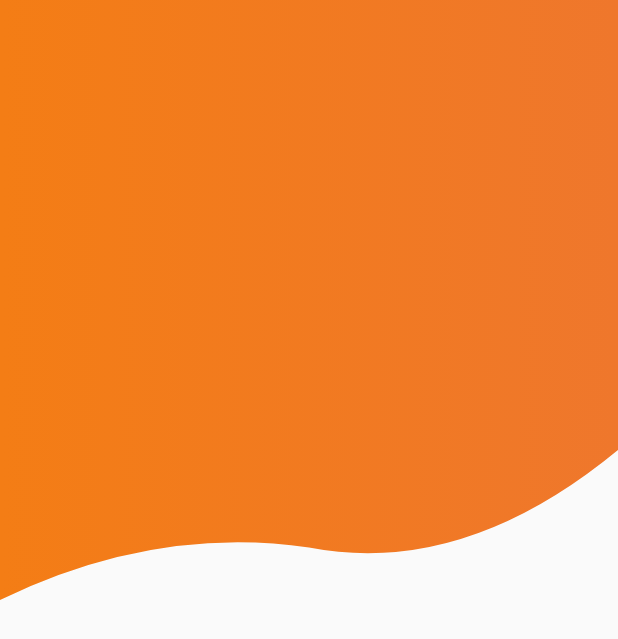
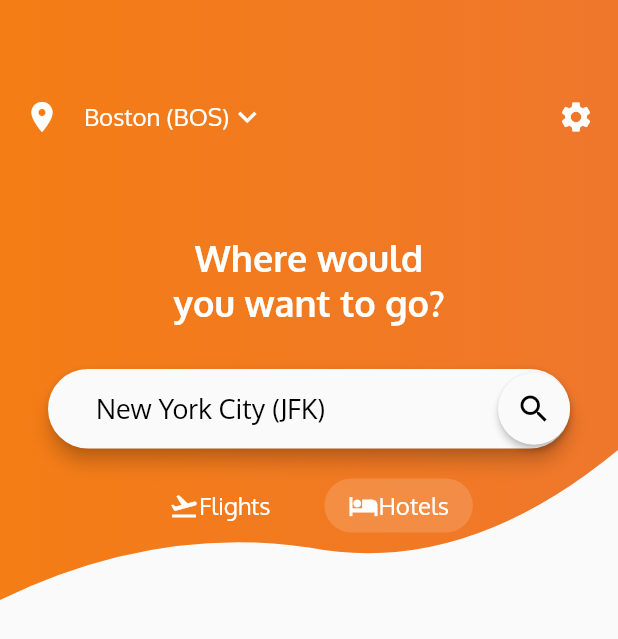
Before and after one commit to FlorianBouron/flight-list-app, a Flutter app: the screen it shows after launch, on a phone screen of 412 x 824 dp. Shown: the top 639 px of the screen. Run offline on Flutter 3.47's test engine with Material 2 defaults, Android fonts, the phone set to English and light mode, and no system bars.

Commit message:
Add home screen top content

```diff
--- /dev/null
+++ b/lib/data/locations.dart
@@ -0,0 +1,4 @@
+List<String> locations = [
+  'Boston (BOS)',
+  'New York City (JFK)',
+];
--- a/lib/main.dart
+++ b/lib/main.dart
@@ -1,6 +1,7 @@
 import 'package:flutter/material.dart';
 
 import './screens/home_screen.dart';
+import './style.dart';
 
 void main() => runApp(MyApp());
 
@@ -10,6 +11,7 @@ class MyApp extends StatelessWidget {
     return MaterialApp(
       title: 'Flight List',
       home: HomeScreen(),
+      theme: AppTheme.theme,
     );
   }
 }
--- a/lib/screens/home_screen_top.dart
+++ b/lib/screens/home_screen_top.dart
@@ -1,7 +1,9 @@
-import 'package:flight_list_app/style.dart';
-import "package:flutter/material.dart";
+import 'package:flutter/material.dart';
 
 import '../widgets/custom_shape_clipper.dart';
+import '../widgets/choice_chip.dart';
+import '../data/locations.dart';
+import '../style.dart';
 
 class HomeScreenTop extends StatefulWidget {
   @override
@@ -9,6 +11,9 @@ class HomeScreenTop extends StatefulWidget {
 }
 
 class _HomeScreenTopState extends State<HomeScreenTop> {
+  int selectedLocationIndex = 0;
+  bool isFlightSelected = false;
+
   @override
   Widget build(BuildContext context) {
     return Stack(
@@ -25,6 +30,136 @@ class _HomeScreenTopState extends State<HomeScreenTop> {
                 ],
               ),
             ),
+            child: Column(
+              children: <Widget>[
+                SizedBox(height: 50),
+                Padding(
+                  padding: const EdgeInsets.all(16.0),
+                  child: Row(
+                    children: <Widget>[
+                      Icon(
+                        Icons.location_on,
+                        color: Colors.white,
+                      ),
+                      SizedBox(width: 16),
+                      PopupMenuButton(
+                        onSelected: (index) {
+                          setState(() {
+                            selectedLocationIndex = index;
+                          });
+                        },
+                        child: Row(
+                          children: <Widget>[
+                            Text(
+                              locations[selectedLocationIndex],
+                              style: AppTheme.dropDownLabelStyle,
+                            ),
+                            Icon(
+                              Icons.keyboard_arrow_down,
+                              color: Colors.white,
+                            )
+                          ],
+                        ),
+                        itemBuilder: (BuildContext context) =>
+                            <PopupMenuItem<int>>[
+                          PopupMenuItem(
+                            child: Text(
+                              locations[0],
+                              style: AppTheme.dropDownMenuItemStyle,
+                            ),
+                            value: 0,
+                          ),
+                          PopupMenuItem(
+                            child: Text(
+                              locations[1],
+                              style: AppTheme.dropDownMenuItemStyle,
+                            ),
+                            value: 1,
+                          ),
+                        ],
+                      ),
+                      Spacer(),
+                      Icon(
+                        Icons.settings,
+                        color: Colors.white,
+                      )
+                    ],
+                  ),
+                ),
+                SizedBox(
+                  height: 50.0,
+                ),
+                Text(
+                  'Where would\nyou want to go?',
+                  style: AppTheme.titleStyle,
+                  textAlign: TextAlign.center,
+                ),
+                SizedBox(
+                  height: 30.0,
+                ),
+                Padding(
+                  padding: EdgeInsets.symmetric(horizontal: 32.0),
+                  child: Material(
+                    elevation: 5.0,
+                    borderRadius: BorderRadius.all(Radius.circular(30.0)),
+                    child: TextField(
+                      controller: TextEditingController(text: locations[1]),
+                      style: AppTheme.dropDownMenuItemStyle,
+                      cursorColor: AppTheme.primaryColor,
+                      decoration: InputDecoration(
+                        contentPadding: EdgeInsets.symmetric(
+                          horizontal: 32,
+                          vertical: 15,
+                        ),
+                        suffixIcon: Material(
+                          elevation: 2.0,
+                          borderRadius: BorderRadius.all(
+                            Radius.circular(30.0),
+                          ),
+                          child: Icon(
+                            Icons.search,
+                            color: Colors.black,
+                          ),
+                        ),
+                        border: InputBorder.none,
+                      ),
+                    ),
+                  ),
+                ),
+                SizedBox(height: 20),
+                Row(
+                  mainAxisSize: MainAxisSize.min,
+                  mainAxisAlignment: MainAxisAlignment.spaceAround,
+                  children: <Widget>[
+                    InkWell(
+                      onTap: () {
+                        setState(() {
+                          isFlightSelected = true;
+                        });
+                      },
+                      child: ChoiceChipWidget(
+                        Icons.flight_takeoff,
+                        "Flights",
+                        isFlightSelected,
+                      ),
+                    ),
+                    SizedBox(width: 20),
+                    InkWell(
+                      onTap: () {
+                        setState(() {
+                          isFlightSelected = false;
+                        });
+                      },
+                      child: ChoiceChipWidget(
+                        Icons.hotel,
+                        "Hotels",
+                        !isFlightSelected,
+                      ),
+                    ),
+                  ],
+                ),
+              ],
+            ),
           ),
         ),
       ],
--- a/lib/style.dart
+++ b/lib/style.dart
@@ -4,4 +4,25 @@ class AppTheme {
   static const Color primaryColor = Color(0xFFF3791A);
   static const Color firstColor = Color(0xFFF47D15);
   static const Color secondColor = Color(0xFFEF772C);
+
+  static final ThemeData theme = ThemeData(
+    primaryColor: primaryColor,
+    fontFamily: 'Oxygen',
+  );
+
+  static const TextStyle dropDownLabelStyle = TextStyle(
+    color: Colors.white,
+    fontSize: 16.0,
+  );
+
+  static const TextStyle dropDownMenuItemStyle = TextStyle(
+    color: Colors.black,
+    fontSize: 18.0,
+  );
+
+  static const TextStyle titleStyle = TextStyle(
+    fontSize: 24.0,
+    color: Colors.white,
+    fontWeight: FontWeight.bold,
+  );
 }
--- /dev/null
+++ b/lib/widgets/choice_chip.dart
@@ -0,0 +1,47 @@
+import 'package:flutter/material.dart';
+
+class ChoiceChipWidget extends StatefulWidget {
+  final IconData icon;
+  final String text;
+  final bool isSelected;
+
+  ChoiceChipWidget(this.icon, this.text, this.isSelected);
+
+  @override
+  _ChoiceChipWidgetState createState() => _ChoiceChipWidgetState();
+}
+
+class _ChoiceChipWidgetState extends State<ChoiceChipWidget> {
+  @override
+  Widget build(BuildContext context) {
+    return Container(
+      padding: EdgeInsets.symmetric(horizontal: 16, vertical: 8),
+      decoration: widget.isSelected
+          ? BoxDecoration(
+              color: Colors.white.withOpacity(0.15),
+              borderRadius: BorderRadius.all(
+                Radius.circular(20),
+              ),
+            )
+          : null,
+      child: Row(
+        mainAxisSize: MainAxisSize.min,
+        mainAxisAlignment: MainAxisAlignment.spaceBetween,
+        children: <Widget>[
+          Icon(
+            widget.icon,
+            size: 20,
+            color: Colors.white,
+          ),
+          Text(
+            widget.text,
+            style: TextStyle(
+              color: Colors.white,
+              fontSize: 16,
+            ),
+          ),
+        ],
+      ),
+    );
+  }
+}
--- a/lib/widgets/custom_shape_clipper.dart
+++ b/lib/widgets/custom_shape_clipper.dart
@@ -41,6 +41,6 @@ class CustomShapeClipper extends CustomClipper<Path> {
 
   @override
   bool shouldReclip(CustomClipper oldClipper) {
-    return false;
+    return true;
   }
 }
```
